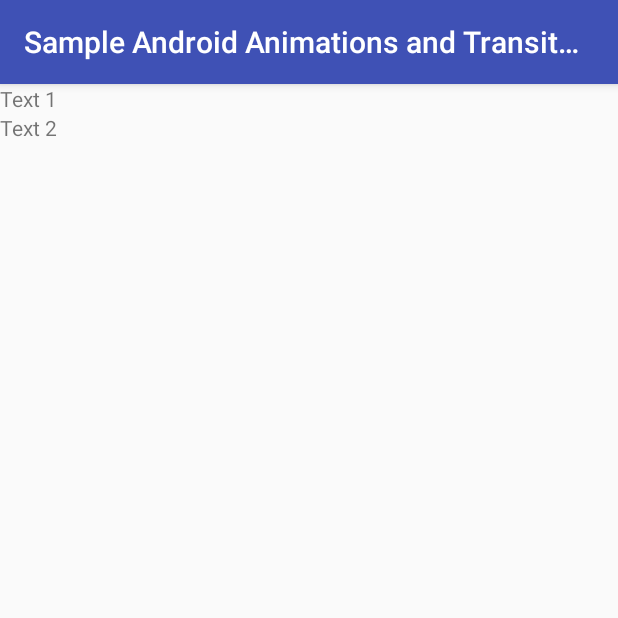
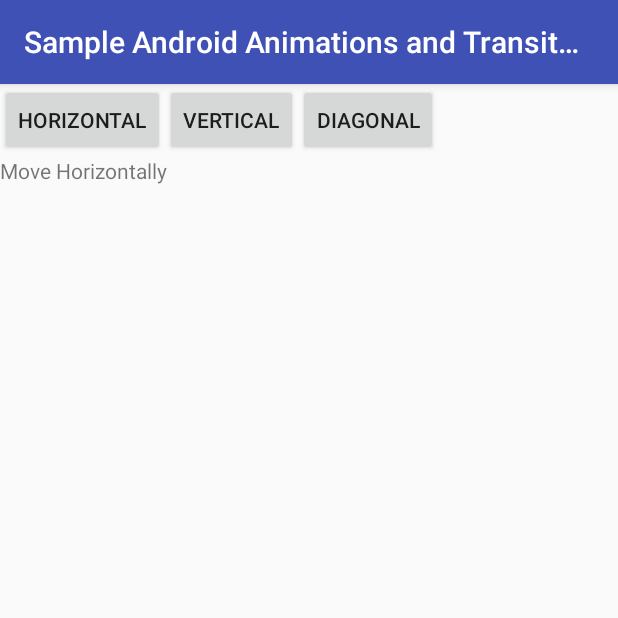
Before and after one commit to DarushDev/example-android-animations-and-transitions, an Android app: the screen it shows after launch (MainActivity), on a phone screen of 412 x 824 dp, the top half of it. Run offline under Robolectric (Android 15) with nearby library versions, the phone set to English and light mode, and no system bars.

Commit message:
Move the text view using buttons

```diff
--- a/app/src/main/java/com/example/sampleandroidanimationsandtransitions/MainActivity.java
+++ b/app/src/main/java/com/example/sampleandroidanimationsandtransitions/MainActivity.java
@@ -1,17 +1,22 @@
 package com.example.sampleandroidanimationsandtransitions;
 
+import android.animation.Keyframe;
 import android.animation.ObjectAnimator;
+import android.animation.PropertyValuesHolder;
 import android.animation.ValueAnimator;
+import android.os.Bundle;
 import android.support.v7.app.AppCompatActivity;
-import android.os.Bundle;
 import android.util.DisplayMetrics;
 import android.view.View;
+import android.widget.Button;
 import android.widget.TextView;
 
-public class MainActivity extends AppCompatActivity {
+public class MainActivity extends AppCompatActivity implements View.OnClickListener {
 
     TextView tvHello;
-    TextView tvTwo;
+    Button btnHorizontal;
+    Button btnVertical;
+    Button btnDiagonal;
 
     @Override
     protected void onCreate(Bundle savedInstanceState) {
@@ -19,44 +24,63 @@ public class MainActivity extends AppCompatActivity {
         setContentView(R.layout.activity_main);
 
         tvHello = findViewById(R.id.text_main_hello);
-        tvTwo = findViewById(R.id.text_main_text2);
+        btnHorizontal = findViewById(R.id.button_main_horizontal);
+        btnVertical = findViewById(R.id.button_main_vertical);
+        btnDiagonal = findViewById(R.id.button_main_diagonal);
 
-        tvHello.setOnClickListener(new View.OnClickListener() {
-            @Override
-            public void onClick(View view) {
-                animateTheText();
-            }
-        });
-
-        tvTwo.setOnClickListener(new View.OnClickListener() {
-            @Override
-            public void onClick(View view) {
-                animateUsingObjectAnimator();
-            }
-        });
-
+        btnHorizontal.setOnClickListener(this);
+        btnVertical.setOnClickListener(this);
+        btnDiagonal.setOnClickListener(this);
 
     }
 
-    private void animateTheText() {
-        ValueAnimator animator = ValueAnimator.ofInt(0, getScreenWith() - tvHello.getWidth());
+    @Override
+    public void onClick(View view) {
+        int id = view.getId();
+        switch (id) {
+            case R.id.button_main_horizontal:
+                animateHorizontally(tvHello);
+                break;
+            case R.id.button_main_vertical:
+                animateVertically(tvHello);
+                break;
+            case R.id.button_main_diagonal:
+
+                break;
+
+        }
+    }
+
+    private void animateHorizontally(final View v) {
+        ValueAnimator animator = ValueAnimator.ofInt(0,
+                getScreenWith() - getAbsoluteX(v) - v.getWidth());
         animator.setDuration(1000);
         animator.start();
-        animator.addUpdateListener(new ValueAnimator.AnimatorUpdateListener(){
+        animator.addUpdateListener(new ValueAnimator.AnimatorUpdateListener() {
             @Override
             public void onAnimationUpdate(ValueAnimator valueAnimator) {
 
                 int animatedValue = (int) valueAnimator.getAnimatedValue();
-                tvHello.setTranslationX(animatedValue);
+                v.setTranslationX(animatedValue);
             }
         });
     }
 
-    private void animateUsingObjectAnimator() {
-        ObjectAnimator animator = ObjectAnimator.ofFloat(tvTwo, "translationY",
-                getScreenHeight() - getAbsoluteY(tvTwo) - tvTwo.getHeight());
+    private void animateVertically(View v) {
+        ObjectAnimator animator = ObjectAnimator.ofFloat(v, "translationY",
+                getScreenHeight() - getAbsoluteY(v) - v.getHeight());
         animator.setDuration(1000);
         animator.start();
+    }
+
+    private void animateUsingAnimatorSet(Object target) {
+        Keyframe kf0 = Keyframe.ofFloat(0f, 0f);
+        Keyframe kf1 = Keyframe.ofFloat(.5f, .36f);
+        Keyframe kf2 = Keyframe.ofFloat(1f, 0f);
+        PropertyValuesHolder valuesHolder = PropertyValuesHolder.ofKeyframe("rotation",
+                kf0, kf1, kf2);
+        ObjectAnimator rotationAnim = ObjectAnimator.ofPropertyValuesHolder(target, valuesHolder);
+        rotationAnim.setDuration(5000);
     }
 
     private int getScreenWith() {
@@ -82,5 +106,4 @@ public class MainActivity extends AppCompatActivity {
         v.getLocationOnScreen(location);
         return location[1];
     }
-
 }
--- a/app/src/main/res/layout/activity_main.xml
+++ b/app/src/main/res/layout/activity_main.xml
@@ -1,28 +1,40 @@
 <?xml version="1.0" encoding="utf-8"?>
-<android.support.constraint.ConstraintLayout xmlns:android="http://schemas.android.com/apk/res/android"
+<LinearLayout xmlns:android="http://schemas.android.com/apk/res/android"
     xmlns:app="http://schemas.android.com/apk/res-auto"
     xmlns:tools="http://schemas.android.com/tools"
     android:layout_width="match_parent"
     android:layout_height="match_parent"
+    android:orientation="vertical"
     tools:context=".MainActivity">
+
+    <LinearLayout
+        android:layout_width="match_parent"
+        android:layout_height="wrap_content">
+
+        <Button
+            android:id="@+id/button_main_horizontal"
+            android:layout_width="wrap_content"
+            android:layout_height="wrap_content"
+            android:text="Horizontal" />
+
+        <Button
+            android:id="@+id/button_main_vertical"
+            android:layout_width="wrap_content"
+            android:layout_height="wrap_content"
+            android:text="Vertical" />
+
+        <Button
+            android:id="@+id/button_main_diagonal"
+            android:layout_width="wrap_content"
+            android:layout_height="wrap_content"
+            android:text="Diagonal" />
+    </LinearLayout>
+
 
     <TextView
         android:id="@+id/text_main_hello"
         android:layout_width="wrap_content"
         android:layout_height="wrap_content"
-        android:text="Text 1"
-        app:layout_constraintBottom_toBottomOf="parent"
-        app:layout_constraintHorizontal_bias="0.0"
-        app:layout_constraintLeft_toLeftOf="parent"
-        app:layout_constraintRight_toRightOf="parent"
-        app:layout_constraintTop_toTopOf="parent"
-        app:layout_constraintVertical_bias="0.0" />
+        android:text="Move Horizontally" />
 
-    <TextView
-        android:id="@+id/text_main_text2"
-        app:layout_constraintTop_toBottomOf="@id/text_main_hello"
-        android:text="Text 2"
-        android:layout_width="wrap_content"
-        android:layout_height="wrap_content" />
-
-</android.support.constraint.ConstraintLayout>
+</LinearLayout>
```
